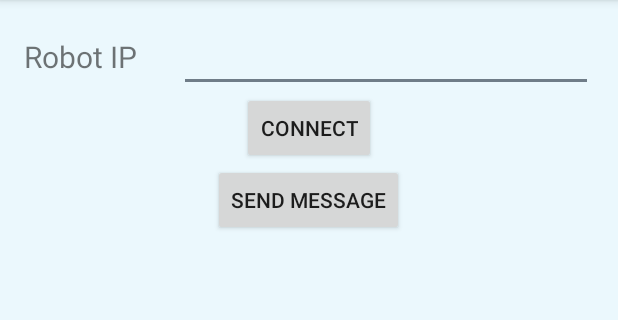
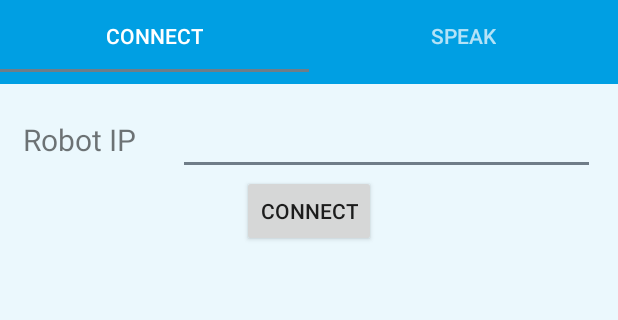
Before and after one commit to Caiit/NAO_Pilot, an Android app: the screen it shows after launch (MainActivity), on a phone screen of 412 x 824 dp, the part 84-404 px from its top. Run offline under Robolectric (Android 15) with nearby library versions, the phone set to English and light mode, and no system bars.

Commit message:
Created connect and speak tab

```diff
--- a/NAO_Pilot/app/build.gradle
+++ b/NAO_Pilot/app/build.gradle
@@ -5,7 +5,7 @@ android {
     buildToolsVersion "25.0.0"
     defaultConfig {
         applicationId "nl.mprog.nao_pilot"
-        minSdkVersion 10
+        minSdkVersion 13
         targetSdkVersion 25
         versionCode 1
         versionName "1.0"
@@ -20,6 +20,8 @@ android {
 }
 
 dependencies {
+    //    compile fileTree(dir: 'libs', include: ['*.jar'])
     compile 'com.android.support:appcompat-v7:25.0.1'
-    compile fileTree(dir: 'libs', include: ['*.jar'])
+    compile 'com.android.support:support-v4:25.0.1'
+    compile 'com.android.support:design:25.0.1'
 }
--- a/NAO_Pilot/app/src/main/AndroidManifest.xml
+++ b/NAO_Pilot/app/src/main/AndroidManifest.xml
@@ -2,7 +2,9 @@
 <manifest xmlns:android="http://schemas.android.com/apk/res/android"
     package="nl.mprog.nao_pilot">
 
-    <uses-permission android:name="android.permission.INTERNET"/>
+    <uses-permission android:name="android.permission.INTERNET" />
+
+    <uses-feature android:name="com.softbank.hardware.pepper" />
 
     <application
         android:allowBackup="true"
@@ -19,5 +21,4 @@
         </activity>
     </application>
 
-    <uses-feature android:name="com.softbank.hardware.pepper"/>
 </manifest>
--- /dev/null
+++ b/NAO_Pilot/app/src/main/java/nl/mprog/nao_pilot/ConnectFragment.java
@@ -0,0 +1,25 @@
+package nl.mprog.nao_pilot;
+
+import android.support.v4.app.Fragment;
+import android.os.Bundle;
+import android.view.LayoutInflater;
+import android.view.View;
+import android.view.ViewGroup;
+
+/**
+ * NAO Pilot
+ * Caitlin Lagrand (10759972)
+ * UvA Programmeerproject
+ *
+ * The connect fragment of the app.
+ * Connect the app with the robot.
+ */
+
+public class ConnectFragment extends Fragment {
+    @Override
+    public View onCreateView(LayoutInflater inflater, ViewGroup container,
+                             Bundle savedInstanceState) {
+
+        return inflater.inflate(R.layout.fragment_connect, container, false);
+    }
+}
--- a/NAO_Pilot/app/src/main/java/nl/mprog/nao_pilot/MainActivity.java
+++ b/NAO_Pilot/app/src/main/java/nl/mprog/nao_pilot/MainActivity.java
@@ -1,21 +1,41 @@
 package nl.mprog.nao_pilot;
 
+import android.support.design.widget.TabLayout;
+import android.support.v4.view.ViewPager;
+import android.os.Bundle;
 import android.support.v7.app.AppCompatActivity;
-import android.os.Bundle;
-import android.util.Log;
+import android.support.v7.widget.Toolbar;
 import android.view.View;
 import android.widget.Button;
 import android.widget.EditText;
 
-public class MainActivity extends AppCompatActivity {
+public class MainActivity extends AppCompatActivity implements TabLayout.OnTabSelectedListener {
 
-    NetworkThread networkThread;
+    private NetworkThread networkThread;
+    ViewPager viewPager;
 
     @Override
     protected void onCreate(Bundle savedInstanceState) {
         super.onCreate(savedInstanceState);
         setContentView(R.layout.activity_main);
 
+        // Add toolbar
+        Toolbar toolbar = (Toolbar) findViewById(R.id.toolbar);
+        setSupportActionBar(toolbar);
+
+        // Add tabs
+        addTabs();
+
+    }
+
+    private void addTabs() {
+        TabsPagerAdapter tabsAdapter = new TabsPagerAdapter(getSupportFragmentManager());
+        viewPager = (ViewPager) findViewById(R.id.pager);
+        viewPager.setAdapter(tabsAdapter);
+
+        TabLayout tabLayout = (TabLayout) findViewById(R.id.tabLayout);
+        tabLayout.setTabGravity(TabLayout.GRAVITY_FILL);
+        tabLayout.setupWithViewPager(viewPager);
     }
 
     public void connectRobot(View view) {
@@ -36,9 +56,25 @@ public class MainActivity extends AppCompatActivity {
         }
     }
 
-    public void sendMessage(View view) {
+    public void sayText(View view) {
         if (networkThread != null) {
-            networkThread.sendMessage("Hello Robot!");
+            String message = ((EditText) findViewById(R.id.sayText)).getText().toString();
+            networkThread.sendMessage(message);
         }
     }
+
+    @Override
+    public void onTabSelected(TabLayout.Tab tab) {
+        viewPager.setCurrentItem(tab.getPosition());
+    }
+
+    @Override
+    public void onTabUnselected(TabLayout.Tab tab) {
+
+    }
+
+    @Override
+    public void onTabReselected(TabLayout.Tab tab) {
+
+    }
 }
--- a/NAO_Pilot/app/src/main/java/nl/mprog/nao_pilot/NetworkThread.java
+++ b/NAO_Pilot/app/src/main/java/nl/mprog/nao_pilot/NetworkThread.java
@@ -40,7 +40,6 @@ public class NetworkThread implements Runnable {
             handleMessage((String) messageQueue.poll());
         }
         // Close client
-        Log.d(String.valueOf(client), "run: client");
         try {
             if (out != null) {
                 out.writeUTF("Closing connection from the app.");
--- /dev/null
+++ b/NAO_Pilot/app/src/main/java/nl/mprog/nao_pilot/SpeakFragment.java
@@ -0,0 +1,25 @@
+package nl.mprog.nao_pilot;
+
+import android.support.v4.app.Fragment;
+import android.os.Bundle;
+import android.view.LayoutInflater;
+import android.view.View;
+import android.view.ViewGroup;
+
+/**
+ * NAO Pilot
+ * Caitlin Lagrand (10759972)
+ * UvA Programmeerproject
+ *
+ * The speak fragment of the app.
+ * Let the robot say the appropriate text.
+ */
+
+public class SpeakFragment extends Fragment {
+    @Override
+    public View onCreateView(LayoutInflater inflater, ViewGroup container,
+                             Bundle savedInstanceState) {
+
+        return inflater.inflate(R.layout.fragment_speak, container, false);
+    }
+}
--- /dev/null
+++ b/NAO_Pilot/app/src/main/java/nl/mprog/nao_pilot/TabsPagerAdapter.java
@@ -0,0 +1,49 @@
+package nl.mprog.nao_pilot;
+
+import android.support.v4.app.Fragment;
+import android.support.v4.app.FragmentManager;
+import android.support.v4.app.FragmentPagerAdapter;
+/**
+ * NAO Pilot
+ * Caitlin Lagrand (10759972)
+ * UvA Programmeerproject
+ *
+ * TabsPagerAdapter handles the tabs of the app.
+ */
+
+public class TabsPagerAdapter extends FragmentPagerAdapter {
+
+    public TabsPagerAdapter(FragmentManager fm) {
+        super(fm);
+    }
+
+    @Override
+    public int getCount() {
+        return 2;
+    }
+
+    @Override
+    public Fragment getItem(int pos) {
+
+        switch (pos) {
+            case 0:
+                return new ConnectFragment();
+            case 1:
+                return new SpeakFragment();
+            default:
+                return null;
+        }
+    }
+
+    @Override
+    public CharSequence getPageTitle(int pos) {
+        switch(pos) {
+            case 0:
+                return "Connect";
+            case 1:
+                return "Speak";
+            default:
+                return null;
+        }
+    }
+}
--- a/NAO_Pilot/app/src/main/res/layout/activity_main.xml
+++ b/NAO_Pilot/app/src/main/res/layout/activity_main.xml
@@ -1,51 +1,38 @@
 <?xml version="1.0" encoding="utf-8"?>
-<LinearLayout xmlns:android="http://schemas.android.com/apk/res/android"
+<LinearLayout
+    android:id="@+id/main_layout"
+    android:orientation="vertical"
+    xmlns:android="http://schemas.android.com/apk/res/android"
+    xmlns:app="http://schemas.android.com/apk/res-auto"
     xmlns:tools="http://schemas.android.com/tools"
-    android:id="@+id/activity_main"
     android:layout_width="match_parent"
     android:layout_height="match_parent"
-    android:orientation="vertical"
-    android:paddingBottom="@dimen/activity_vertical_margin"
-    android:paddingLeft="@dimen/activity_horizontal_margin"
-    android:paddingRight="@dimen/activity_horizontal_margin"
-    android:paddingTop="@dimen/activity_vertical_margin"
-    tools:context="nl.mprog.nao_pilot.MainActivity">
+    tools:context=".MainActivity">
 
-    <LinearLayout
+    <!-- Toolbar -->
+    <android.support.v7.widget.Toolbar
+        android:id="@+id/toolbar"
         android:layout_width="match_parent"
         android:layout_height="wrap_content"
-        android:orientation="horizontal">
-        <TextView
-            android:layout_weight="0.1"
-            android:layout_width="wrap_content"
-            android:layout_height="wrap_content"
-            android:text="Robot IP"
-            android:textSize="20sp"/>
+        android:background="?attr/colorPrimary"
+        android:minHeight="?attr/actionBarSize"
+        android:theme="@style/ThemeOverlay.AppCompat.Dark.ActionBar"
+        app:popupTheme="@style/ThemeOverlay.AppCompat.Light"/>
 
-        <EditText
-            android:layout_weight="0.9"
-            android:layout_width="wrap_content"
-            android:layout_height="wrap_content"
-            android:inputType="numberSigned"
-            android:digits="0123456789."
-            android:id="@+id/IP" />
-    </LinearLayout>
+    <!-- Tablayout to display tabs  -->
+    <android.support.design.widget.TabLayout
+        android:id="@+id/tabLayout"
+        android:layout_width="match_parent"
+        android:layout_height="wrap_content"
+        android:background="?attr/colorPrimary"
+        android:minHeight="?attr/actionBarSize"
+        android:theme="@style/ThemeOverlay.AppCompat.Dark.ActionBar"/>
 
-    <Button
-        android:text="Connect"
-        android:layout_width="wrap_content"
-        android:layout_height="wrap_content"
-        android:layout_gravity="center"
-        android:id="@+id/connectButton"
-        android:onClick="connectRobot"/>
-
-    <Button
-        android:text="Send message"
-        android:layout_width="wrap_content"
-        android:layout_height="wrap_content"
-        android:layout_gravity="center"
-        android:id="@+id/sayButton"
-        android:onClick="sendMessage"/>
-
+    <!-- View pager to swipe views -->
+    <android.support.v4.view.ViewPager
+        android:id="@+id/pager"
+        android:layout_width="match_parent"
+        android:layout_height="fill_parent"
+        android:layout_margin="15dp"/>
 
 </LinearLayout>
--- /dev/null
+++ b/NAO_Pilot/app/src/main/res/layout/fragment_connect.xml
@@ -0,0 +1,36 @@
+<?xml version="1.0" encoding="utf-8"?>
+<LinearLayout xmlns:android="http://schemas.android.com/apk/res/android"
+    android:layout_width="match_parent"
+    android:layout_height="match_parent"
+    android:orientation="vertical">
+
+    <LinearLayout
+    android:layout_width="match_parent"
+    android:layout_height="wrap_content"
+    android:orientation="horizontal">
+    <TextView
+    android:layout_weight="0.1"
+    android:layout_width="wrap_content"
+    android:layout_height="wrap_content"
+    android:text="Robot IP"
+    android:textSize="20sp"/>
+
+    <EditText
+    android:layout_weight="0.9"
+    android:layout_width="wrap_content"
+    android:layout_height="wrap_content"
+    android:inputType="numberSigned"
+    android:digits="0123456789."
+    android:id="@+id/IP" />
+    </LinearLayout>
+
+    <Button
+    android:text="Connect"
+    android:layout_width="wrap_content"
+    android:layout_height="wrap_content"
+    android:layout_gravity="center"
+    android:id="@+id/connectButton"
+    android:onClick="connectRobot"/>
+
+
+</LinearLayout>
--- a/NAO_Pilot/app/src/main/res/values/styles.xml
+++ b/NAO_Pilot/app/src/main/res/values/styles.xml
@@ -1,7 +1,7 @@
 <resources>
 
     <!-- Base application theme. -->
-    <style name="AppTheme" parent="Theme.AppCompat.Light.DarkActionBar">
+    <style name="AppTheme" parent="Theme.AppCompat.Light.NoActionBar">
         <!-- Customize your theme here. -->
         <item name="colorPrimary">@color/colorPrimary</item>
         <item name="colorPrimaryDark">@color/colorPrimaryDark</item>
```
Also changed, not shown: NAO_Pilot/app/src/main/res/layout/fragment_speak.xml (added, +35 -0 lines).
